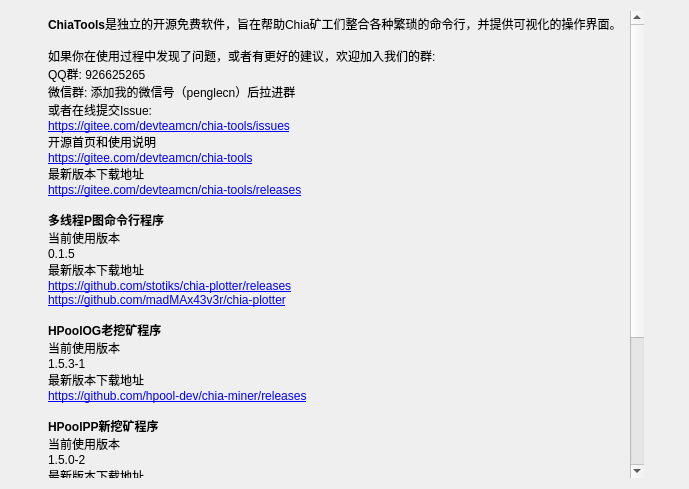
Before: the Qt Designer form ui/AboutWidget.ui in penglecn/ChiaTools, drawn with Qt 5.
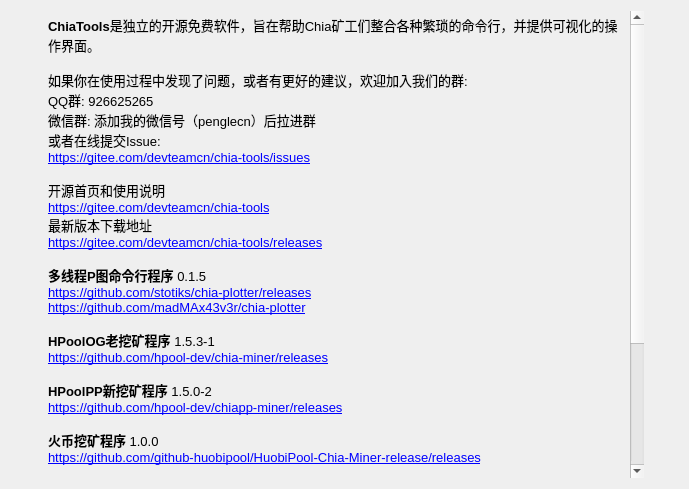
After: the same form once the commit is applied. Icons and pictures are not drawn.

What changed in the file:
```diff
--- a/ui/AboutWidget.ui
+++ b/ui/AboutWidget.ui
@@ -32,13 +32,7 @@
      <item>
       <layout class="QVBoxLayout" name="verticalLayout_2">
        <item>
-        <widget class="QTextEdit" name="textEdit">
-         <property name="sizePolicy">
-          <sizepolicy hsizetype="Expanding" vsizetype="Expanding">
-           <horstretch>0</horstretch>
-           <verstretch>0</verstretch>
-          </sizepolicy>
-         </property>
+        <widget class="QTextBrowser" name="textBrowser">
          <property name="minimumSize">
           <size>
            <width>600</width>
@@ -53,53 +47,50 @@
          <property name="frameShape">
           <enum>QFrame::NoFrame</enum>
          </property>
-         <property name="readOnly">
-          <bool>true</bool>
-         </property>
          <property name="html">
           <string>&lt;!DOCTYPE HTML PUBLIC &quot;-//W3C//DTD HTML 4.0//EN&quot; &quot;http://www.w3.org/TR/REC-html40/strict.dtd&quot;&gt;
 &lt;html&gt;&lt;head&gt;&lt;meta name=&quot;qrichtext&quot; content=&quot;1&quot; /&gt;&lt;style type=&quot;text/css&quot;&gt;
 p, li { white-space: pre-wrap; }
 &lt;/style&gt;&lt;/head&gt;&lt;body style=&quot; font-family:'SimSun'; font-size:9pt; font-weight:400; font-style:normal;&quot;&gt;
-&lt;p style=&quot; margin-top:0px; margin-bottom:0px; margin-left:0px; margin-right:0px; -qt-block-indent:0; text-indent:0px;&quot;&gt;&lt;span style=&quot; font-weight:600;&quot;&gt;ChiaTools&lt;/span&gt;是独立的开源免费软件，旨在帮助Chia矿工们整合各种繁琐的命令行，并提供可视化的操作界面。&lt;/p&gt;
-&lt;p style=&quot;-qt-paragraph-type:empty; margin-top:0px; margin-bottom:0px; margin-left:0px; margin-right:0px; -qt-block-indent:0; text-indent:0px;&quot;&gt;&lt;br /&gt;&lt;/p&gt;
-&lt;p style=&quot; margin-top:0px; margin-bottom:0px; margin-left:0px; margin-right:0px; -qt-block-indent:0; text-indent:0px;&quot;&gt;如果你在使用过程中发现了问题，或者有更好的建议，欢迎加入我们的群:&lt;/p&gt;
-&lt;p style=&quot; margin-top:0px; margin-bottom:0px; margin-left:0px; margin-right:0px; -qt-block-indent:0; text-indent:0px;&quot;&gt;QQ群: 926625265&lt;/p&gt;
-&lt;p style=&quot; margin-top:0px; margin-bottom:0px; margin-left:0px; margin-right:0px; -qt-block-indent:0; text-indent:0px;&quot;&gt;微信群: 添加我的微信号（penglecn）后拉进群&lt;/p&gt;
-&lt;p style=&quot; margin-top:0px; margin-bottom:0px; margin-left:0px; margin-right:0px; -qt-block-indent:0; text-indent:0px;&quot;&gt;或者在线提交Issue:&lt;/p&gt;
-&lt;p style=&quot; margin-top:0px; margin-bottom:0px; margin-left:0px; margin-right:0px; -qt-block-indent:0; text-indent:0px;&quot;&gt;&lt;a href=&quot;https://gitee.com/devteamcn/chia-tools/issues&quot;&gt;&lt;span style=&quot; text-decoration: underline; color:#0000ff;&quot;&gt;https://gitee.com/devteamcn/chia-tools/issues&lt;/span&gt;&lt;/a&gt;&lt;/p&gt;
-&lt;p style=&quot; margin-top:0px; margin-bottom:0px; margin-left:0px; margin-right:0px; -qt-block-indent:0; text-indent:0px;&quot;&gt;开源首页和使用说明&lt;/p&gt;
-&lt;p style=&quot; margin-top:0px; margin-bottom:0px; margin-left:0px; margin-right:0px; -qt-block-indent:0; text-indent:0px;&quot;&gt;&lt;a href=&quot;https://gitee.com/devteamcn/chia-tools&quot;&gt;&lt;span style=&quot; text-decoration: underline; color:#0000ff;&quot;&gt;https://gitee.com/devteamcn/chia-tools&lt;/span&gt;&lt;/a&gt;&lt;/p&gt;
-&lt;p style=&quot; margin-top:0px; margin-bottom:0px; margin-left:0px; margin-right:0px; -qt-block-indent:0; text-indent:0px;&quot;&gt;最新版本下载地址&lt;/p&gt;
-&lt;p style=&quot; margin-top:0px; margin-bottom:0px; margin-left:0px; margin-right:0px; -qt-block-indent:0; text-indent:0px;&quot;&gt;&lt;a href=&quot;https://gitee.com/devteamcn/chia-tools/releases&quot;&gt;&lt;span style=&quot; text-decoration: underline; color:#0000ff;&quot;&gt;https://gitee.com/devteamcn/chia-tools/releases&lt;/span&gt;&lt;/a&gt;&lt;/p&gt;
-&lt;p style=&quot;-qt-paragraph-type:empty; margin-top:0px; margin-bottom:0px; margin-left:0px; margin-right:0px; -qt-block-indent:0; text-indent:0px;&quot;&gt;&lt;br /&gt;&lt;/p&gt;
-&lt;p style=&quot; margin-top:0px; margin-bottom:0px; margin-left:0px; margin-right:0px; -qt-block-indent:0; text-indent:0px;&quot;&gt;&lt;span style=&quot; font-weight:600;&quot;&gt;多线程P图命令行程序&lt;/span&gt;&lt;/p&gt;
-&lt;p style=&quot; margin-top:0px; margin-bottom:0px; margin-left:0px; margin-right:0px; -qt-block-indent:0; text-indent:0px;&quot;&gt;当前使用版本&lt;/p&gt;
-&lt;p style=&quot; margin-top:0px; margin-bottom:0px; margin-left:0px; margin-right:0px; -qt-block-indent:0; text-indent:0px;&quot;&gt;0.1.5&lt;/p&gt;
-&lt;p style=&quot; margin-top:0px; margin-bottom:0px; margin-left:0px; margin-right:0px; -qt-block-indent:0; text-indent:0px;&quot;&gt;最新版本下载地址&lt;/p&gt;
-&lt;p style=&quot; margin-top:0px; margin-bottom:0px; margin-left:0px; margin-right:0px; -qt-block-indent:0; text-indent:0px;&quot;&gt;&lt;a href=&quot;https://github.com/stotiks/chia-plotter/releases&quot;&gt;&lt;span style=&quot; text-decoration: underline; color:#0000ff;&quot;&gt;https://github.com/stotiks/chia-plotter/releases&lt;/span&gt;&lt;/a&gt;&lt;/p&gt;
-&lt;p style=&quot; margin-top:0px; margin-bottom:0px; margin-left:0px; margin-right:0px; -qt-block-indent:0; text-indent:0px;&quot;&gt;&lt;a href=&quot;https://github.com/stotiks/chia-plotter/releases&quot;&gt;&lt;span style=&quot; text-decoration: underline; color:#0000ff;&quot;&gt;https://github.com/madMAx43v3r/chia-plotter&lt;/span&gt;&lt;/a&gt;&lt;/p&gt;
-&lt;p style=&quot;-qt-paragraph-type:empty; margin-top:0px; margin-bottom:0px; margin-left:0px; margin-right:0px; -qt-block-indent:0; text-indent:0px;&quot;&gt;&lt;br /&gt;&lt;/p&gt;
-&lt;p style=&quot; margin-top:0px; margin-bottom:0px; margin-left:0px; margin-right:0px; -qt-block-indent:0; text-indent:0px;&quot;&gt;&lt;span style=&quot; font-weight:600;&quot;&gt;HPoolOG老挖矿程序&lt;/span&gt;&lt;/p&gt;
-&lt;p style=&quot; margin-top:0px; margin-bottom:0px; margin-left:0px; margin-right:0px; -qt-block-indent:0; text-indent:0px;&quot;&gt;当前使用版本&lt;/p&gt;
-&lt;p style=&quot; margin-top:0px; margin-bottom:0px; margin-left:0px; margin-right:0px; -qt-block-indent:0; text-indent:0px;&quot;&gt;1.5.3-1&lt;/p&gt;
-&lt;p style=&quot; margin-top:0px; margin-bottom:0px; margin-left:0px; margin-right:0px; -qt-block-indent:0; text-indent:0px;&quot;&gt;最新版本下载地址&lt;/p&gt;
-&lt;p style=&quot; margin-top:0px; margin-bottom:0px; margin-left:0px; margin-right:0px; -qt-block-indent:0; text-indent:0px;&quot;&gt;&lt;a href=&quot;https://github.com/hpool-dev/chia-miner/releases&quot;&gt;&lt;span style=&quot; text-decoration: underline; color:#0000ff;&quot;&gt;https://github.com/hpool-dev/chia-miner/releases&lt;/span&gt;&lt;/a&gt;&lt;/p&gt;
-&lt;p style=&quot;-qt-paragraph-type:empty; margin-top:0px; margin-bottom:0px; margin-left:0px; margin-right:0px; -qt-block-indent:0; text-indent:0px;&quot;&gt;&lt;br /&gt;&lt;/p&gt;
-&lt;p style=&quot; margin-top:0px; margin-bottom:0px; margin-left:0px; margin-right:0px; -qt-block-indent:0; text-indent:0px;&quot;&gt;&lt;span style=&quot; font-weight:600;&quot;&gt;HPoolPP新挖矿程序&lt;/span&gt;&lt;/p&gt;
-&lt;p style=&quot; margin-top:0px; margin-bottom:0px; margin-left:0px; margin-right:0px; -qt-block-indent:0; text-indent:0px;&quot;&gt;当前使用版本&lt;/p&gt;
-&lt;p style=&quot; margin-top:0px; margin-bottom:0px; margin-left:0px; margin-right:0px; -qt-block-indent:0; text-indent:0px;&quot;&gt;1.5.0-2&lt;/p&gt;
-&lt;p style=&quot; margin-top:0px; margin-bottom:0px; margin-left:0px; margin-right:0px; -qt-block-indent:0; text-indent:0px;&quot;&gt;最新版本下载地址&lt;/p&gt;
-&lt;p style=&quot; margin-top:0px; margin-bottom:0px; margin-left:0px; margin-right:0px; -qt-block-indent:0; text-indent:0px;&quot;&gt;&lt;a href=&quot;https://github.com/hpool-dev/chiapp-miner/releases&quot;&gt;&lt;span style=&quot; text-decoration: underline; color:#0000ff;&quot;&gt;https://github.com/hpool-dev/chiapp-miner/releases&lt;/span&gt;&lt;/a&gt;&lt;/p&gt;
-&lt;p style=&quot;-qt-paragraph-type:empty; margin-top:0px; margin-bottom:0px; margin-left:0px; margin-right:0px; -qt-block-indent:0; text-indent:0px;&quot;&gt;&lt;br /&gt;&lt;/p&gt;
-&lt;p style=&quot; margin-top:0px; margin-bottom:0px; margin-left:0px; margin-right:0px; -qt-block-indent:0; text-indent:0px;&quot;&gt;&lt;span style=&quot; font-weight:600;&quot;&gt;火币挖矿程序&lt;/span&gt;&lt;/p&gt;
-&lt;p style=&quot; margin-top:0px; margin-bottom:0px; margin-left:0px; margin-right:0px; -qt-block-indent:0; text-indent:0px;&quot;&gt;当前使用版本&lt;br /&gt;1.0.0&lt;/p&gt;
-&lt;p style=&quot; margin-top:0px; margin-bottom:0px; margin-left:0px; margin-right:0px; -qt-block-indent:0; text-indent:0px;&quot;&gt;最新版本下载地址&lt;/p&gt;
-&lt;p style=&quot; margin-top:0px; margin-bottom:0px; margin-left:0px; margin-right:0px; -qt-block-indent:0; text-indent:0px;&quot;&gt;&lt;a href=&quot;https://github.com/github-huobipool/HuobiPool-Chia-Miner-release/releases&quot;&gt;&lt;span style=&quot; text-decoration: underline; color:#0000ff;&quot;&gt;https://github.com/github-huobipool/HuobiPool-Chia-Miner-release/releases&lt;/span&gt;&lt;/a&gt;&lt;/p&gt;
-&lt;p style=&quot;-qt-paragraph-type:empty; margin-top:0px; margin-bottom:0px; margin-left:0px; margin-right:0px; -qt-block-indent:0; text-indent:0px;&quot;&gt;&lt;br /&gt;&lt;/p&gt;
+&lt;p style=&quot; margin-top:0px; margin-bottom:0px; margin-left:0px; margin-right:0px; -qt-block-indent:0; text-indent:0px;&quot;&gt;&lt;span style=&quot; font-size:10pt; font-weight:600;&quot;&gt;ChiaTools&lt;/span&gt;&lt;span style=&quot; font-size:10pt;&quot;&gt;是独立的开源免费软件，旨在帮助Chia矿工们整合各种繁琐的命令行，并提供可视化的操作界面。&lt;/span&gt;&lt;/p&gt;
+&lt;p style=&quot;-qt-paragraph-type:empty; margin-top:0px; margin-bottom:0px; margin-left:0px; margin-right:0px; -qt-block-indent:0; text-indent:0px; font-size:10pt;&quot;&gt;&lt;br /&gt;&lt;/p&gt;
+&lt;p style=&quot; margin-top:0px; margin-bottom:0px; margin-left:0px; margin-right:0px; -qt-block-indent:0; text-indent:0px;&quot;&gt;&lt;span style=&quot; font-size:10pt;&quot;&gt;如果你在使用过程中发现了问题，或者有更好的建议，欢迎加入我们的群:&lt;/span&gt;&lt;/p&gt;
+&lt;p style=&quot; margin-top:0px; margin-bottom:0px; margin-left:0px; margin-right:0px; -qt-block-indent:0; text-indent:0px;&quot;&gt;&lt;span style=&quot; font-size:10pt;&quot;&gt;QQ群: 926625265&lt;/span&gt;&lt;/p&gt;
+&lt;p style=&quot; margin-top:0px; margin-bottom:0px; margin-left:0px; margin-right:0px; -qt-block-indent:0; text-indent:0px;&quot;&gt;&lt;span style=&quot; font-size:10pt;&quot;&gt;微信群: 添加我的微信号（penglecn）后拉进群&lt;/span&gt;&lt;/p&gt;
+&lt;p style=&quot; margin-top:0px; margin-bottom:0px; margin-left:0px; margin-right:0px; -qt-block-indent:0; text-indent:0px;&quot;&gt;&lt;span style=&quot; font-size:10pt;&quot;&gt;或者在线提交Issue:&lt;/span&gt;&lt;/p&gt;
+&lt;p style=&quot; margin-top:0px; margin-bottom:0px; margin-left:0px; margin-right:0px; -qt-block-indent:0; text-indent:0px;&quot;&gt;&lt;a href=&quot;https://gitee.com/devteamcn/chia-tools/issues&quot;&gt;&lt;span style=&quot; font-size:10pt; text-decoration: underline; color:#0000ff;&quot;&gt;https://gitee.com/devteamcn/chia-tools/issues&lt;/span&gt;&lt;/a&gt;&lt;/p&gt;
+&lt;p style=&quot;-qt-paragraph-type:empty; margin-top:0px; margin-bottom:0px; margin-left:0px; margin-right:0px; -qt-block-indent:0; text-indent:0px; font-size:10pt; text-decoration: underline; color:#0000ff;&quot;&gt;&lt;br /&gt;&lt;/p&gt;
+&lt;p style=&quot; margin-top:0px; margin-bottom:0px; margin-left:0px; margin-right:0px; -qt-block-indent:0; text-indent:0px;&quot;&gt;&lt;span style=&quot; font-size:10pt;&quot;&gt;开源首页和使用说明&lt;/span&gt;&lt;/p&gt;
+&lt;p style=&quot; margin-top:0px; margin-bottom:0px; margin-left:0px; margin-right:0px; -qt-block-indent:0; text-indent:0px;&quot;&gt;&lt;a href=&quot;https://gitee.com/devteamcn/chia-tools&quot;&gt;&lt;span style=&quot; font-size:10pt; text-decoration: underline; color:#0000ff;&quot;&gt;https://gitee.com/devteamcn/chia-tools&lt;/span&gt;&lt;/a&gt;&lt;/p&gt;
+&lt;p style=&quot; margin-top:0px; margin-bottom:0px; margin-left:0px; margin-right:0px; -qt-block-indent:0; text-indent:0px;&quot;&gt;&lt;span style=&quot; font-size:10pt;&quot;&gt;最新版本下载地址&lt;/span&gt;&lt;/p&gt;
+&lt;p style=&quot; margin-top:0px; margin-bottom:0px; margin-left:0px; margin-right:0px; -qt-block-indent:0; text-indent:0px;&quot;&gt;&lt;a href=&quot;https://gitee.com/devteamcn/chia-tools/releases&quot;&gt;&lt;span style=&quot; font-size:10pt; text-decoration: underline; color:#0000ff;&quot;&gt;https://gitee.com/devteamcn/chia-tools/releases&lt;/span&gt;&lt;/a&gt;&lt;/p&gt;
+&lt;p style=&quot;-qt-paragraph-type:empty; margin-top:0px; margin-bottom:0px; margin-left:0px; margin-right:0px; -qt-block-indent:0; text-indent:0px; font-size:10pt;&quot;&gt;&lt;br /&gt;&lt;/p&gt;
+&lt;p style=&quot; margin-top:0px; margin-bottom:0px; margin-left:0px; margin-right:0px; -qt-block-indent:0; text-indent:0px;&quot;&gt;&lt;span style=&quot; font-size:10pt; font-weight:600;&quot;&gt;多线程P图命令行程序&lt;/span&gt;&lt;span style=&quot; font-size:10pt;&quot;&gt; 0.1.5&lt;/span&gt;&lt;/p&gt;
+&lt;p style=&quot; margin-top:0px; margin-bottom:0px; margin-left:0px; margin-right:0px; -qt-block-indent:0; text-indent:0px;&quot;&gt;&lt;a href=&quot;https://github.com/stotiks/chia-plotter/releases&quot;&gt;&lt;span style=&quot; font-size:10pt; text-decoration: underline; color:#0000ff;&quot;&gt;https://github.com/stotiks/chia-plotter/releases&lt;/span&gt;&lt;/a&gt;&lt;/p&gt;
+&lt;p style=&quot; margin-top:0px; margin-bottom:0px; margin-left:0px; margin-right:0px; -qt-block-indent:0; text-indent:0px;&quot;&gt;&lt;a href=&quot;https://github.com/stotiks/chia-plotter/releases&quot;&gt;&lt;span style=&quot; font-size:10pt; text-decoration: underline; color:#0000ff;&quot;&gt;https://github.com/madMAx43v3r/chia-plotter&lt;/span&gt;&lt;/a&gt;&lt;/p&gt;
+&lt;p style=&quot;-qt-paragraph-type:empty; margin-top:0px; margin-bottom:0px; margin-left:0px; margin-right:0px; -qt-block-indent:0; text-indent:0px; font-size:10pt;&quot;&gt;&lt;br /&gt;&lt;/p&gt;
+&lt;p style=&quot; margin-top:0px; margin-bottom:0px; margin-left:0px; margin-right:0px; -qt-block-indent:0; text-indent:0px;&quot;&gt;&lt;span style=&quot; font-size:10pt; font-weight:600;&quot;&gt;HPoolOG老挖矿程序&lt;/span&gt;&lt;span style=&quot; font-size:10pt;&quot;&gt; 1.5.3-1&lt;/span&gt;&lt;/p&gt;
+&lt;p style=&quot; margin-top:0px; margin-bottom:0px; margin-left:0px; margin-right:0px; -qt-block-indent:0; text-indent:0px;&quot;&gt;&lt;a href=&quot;https://github.com/hpool-dev/chia-miner/releases&quot;&gt;&lt;span style=&quot; font-size:10pt; text-decoration: underline; color:#0000ff;&quot;&gt;https://github.com/hpool-dev/chia-miner/releases&lt;/span&gt;&lt;/a&gt;&lt;/p&gt;
+&lt;p style=&quot;-qt-paragraph-type:empty; margin-top:0px; margin-bottom:0px; margin-left:0px; margin-right:0px; -qt-block-indent:0; text-indent:0px; font-size:10pt;&quot;&gt;&lt;br /&gt;&lt;/p&gt;
+&lt;p style=&quot; margin-top:0px; margin-bottom:0px; margin-left:0px; margin-right:0px; -qt-block-indent:0; text-indent:0px;&quot;&gt;&lt;span style=&quot; font-size:10pt; font-weight:600;&quot;&gt;HPoolPP新挖矿程序 &lt;/span&gt;&lt;span style=&quot; font-size:10pt;&quot;&gt;1.5.0-2&lt;/span&gt;&lt;/p&gt;
+&lt;p style=&quot; margin-top:0px; margin-bottom:0px; margin-left:0px; margin-right:0px; -qt-block-indent:0; text-indent:0px;&quot;&gt;&lt;a href=&quot;https://github.com/hpool-dev/chiapp-miner/releases&quot;&gt;&lt;span style=&quot; font-size:10pt; text-decoration: underline; color:#0000ff;&quot;&gt;https://github.com/hpool-dev/chiapp-miner/releases&lt;/span&gt;&lt;/a&gt;&lt;/p&gt;
+&lt;p style=&quot;-qt-paragraph-type:empty; margin-top:0px; margin-bottom:0px; margin-left:0px; margin-right:0px; -qt-block-indent:0; text-indent:0px; font-size:10pt;&quot;&gt;&lt;br /&gt;&lt;/p&gt;
+&lt;p style=&quot; margin-top:0px; margin-bottom:0px; margin-left:0px; margin-right:0px; -qt-block-indent:0; text-indent:0px;&quot;&gt;&lt;span style=&quot; font-size:10pt; font-weight:600;&quot;&gt;火币挖矿程序&lt;/span&gt;&lt;span style=&quot; font-size:10pt;&quot;&gt; 1.0.0&lt;/span&gt;&lt;/p&gt;
+&lt;p style=&quot; margin-top:0px; margin-bottom:0px; margin-left:0px; margin-right:0px; -qt-block-indent:0; text-indent:0px;&quot;&gt;&lt;a href=&quot;https://github.com/github-huobipool/HuobiPool-Chia-Miner-release/releases&quot;&gt;&lt;span style=&quot; font-size:10pt; text-decoration: underline; color:#0000ff;&quot;&gt;https://github.com/github-huobipool/HuobiPool-Chia-Miner-release/releases&lt;/span&gt;&lt;/a&gt;&lt;/p&gt;
+&lt;p style=&quot;-qt-paragraph-type:empty; margin-top:0px; margin-bottom:0px; margin-left:0px; margin-right:0px; -qt-block-indent:0; text-indent:0px; font-size:10pt;&quot;&gt;&lt;br /&gt;&lt;/p&gt;
 &lt;p style=&quot; margin-top:0px; margin-bottom:0px; margin-left:0px; margin-right:0px; -qt-block-indent:0; text-indent:0px;&quot;&gt;&lt;span style=&quot; font-size:10pt;&quot;&gt;另外，如果你挖矿已经回本，并且该软件帮助你产生了丰厚的收益，请别忘了请作者喝杯咖啡哈！&lt;/span&gt;&lt;/p&gt;
-&lt;p style=&quot; margin-top:0px; margin-bottom:0px; margin-left:0px; margin-right:0px; -qt-block-indent:0; text-indent:0px;&quot;&gt;&lt;span style=&quot; font-size:10pt;&quot;&gt;打赏地址&lt;/span&gt;&lt;/p&gt;
-&lt;p style=&quot; margin-top:0px; margin-bottom:0px; margin-left:0px; margin-right:0px; -qt-block-indent:0; text-indent:0px;&quot;&gt;&lt;span style=&quot; font-size:10pt;&quot;&gt;https://gitee.com/devteamcn/chia-tools#%E6%8D%90%E8%B5%A0&lt;/span&gt;&lt;/p&gt;&lt;/body&gt;&lt;/html&gt;</string>
+&lt;p style=&quot;-qt-paragraph-type:empty; margin-top:0px; margin-bottom:0px; margin-left:0px; margin-right:0px; -qt-block-indent:0; text-indent:0px; font-size:10pt;&quot;&gt;&lt;br /&gt;&lt;/p&gt;
+&lt;p style=&quot; margin-top:0px; margin-bottom:0px; margin-left:0px; margin-right:0px; -qt-block-indent:0; text-indent:0px;&quot;&gt;&lt;span style=&quot; font-size:10pt; font-weight:600; color:#000000;&quot;&gt;感谢你对开源免费软件的支持！&lt;/span&gt;&lt;/p&gt;
+&lt;p style=&quot;-qt-paragraph-type:empty; margin-top:0px; margin-bottom:0px; margin-left:0px; margin-right:0px; -qt-block-indent:0; text-indent:0px; font-size:10pt;&quot;&gt;&lt;br /&gt;&lt;/p&gt;
+&lt;p style=&quot; margin-top:0px; margin-bottom:0px; margin-left:0px; margin-right:0px; -qt-block-indent:0; text-indent:0px;&quot;&gt;&lt;span style=&quot; font-size:10pt; font-weight:600;&quot;&gt;打赏XCH&lt;/span&gt;&lt;/p&gt;
+&lt;p style=&quot; margin-top:0px; margin-bottom:0px; margin-left:0px; margin-right:0px; -qt-block-indent:0; text-indent:0px;&quot;&gt;&lt;span style=&quot; font-size:10pt;&quot;&gt;xch1zdnvg4xpfzm6smadxfckmg8ma3q7sq0hwsamjapjg75ztsm8fclqqk5tuu&lt;/span&gt;&lt;/p&gt;
+&lt;p style=&quot;-qt-paragraph-type:empty; margin-top:0px; margin-bottom:0px; margin-left:0px; margin-right:0px; -qt-block-indent:0; text-indent:0px; font-size:10pt;&quot;&gt;&lt;br /&gt;&lt;/p&gt;
+&lt;p style=&quot; margin-top:0px; margin-bottom:0px; margin-left:0px; margin-right:0px; -qt-block-indent:0; text-indent:0px;&quot;&gt;&lt;span style=&quot; font-size:10pt; font-weight:600;&quot;&gt;打赏RMB&lt;/span&gt;&lt;/p&gt;
+&lt;p style=&quot; margin-top:0px; margin-bottom:0px; margin-left:0px; margin-right:0px; -qt-block-indent:0; text-indent:0px;&quot;&gt;&lt;img src=&quot;:/img/donate_alipay&quot; /&gt;&lt;span style=&quot; font-size:10pt;&quot;&gt; &lt;/span&gt;&lt;img src=&quot;:/img/donate_weixin&quot; /&gt;&lt;/p&gt;
+&lt;p style=&quot;-qt-paragraph-type:empty; margin-top:0px; margin-bottom:0px; margin-left:0px; margin-right:0px; -qt-block-indent:0; text-indent:0px; font-size:10pt;&quot;&gt;&lt;br /&gt;&lt;/p&gt;&lt;/body&gt;&lt;/html&gt;</string>
+         </property>
+         <property name="openExternalLinks">
+          <bool>true</bool>
          </property>
         </widget>
        </item>
```
Left out of the diff: 4 changed lines with no effect on the pictures.
